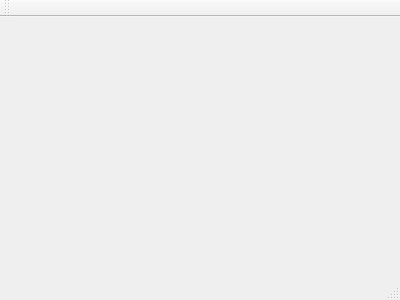
The window that mainwindow.ui (hoolheart/ZtSensTolr) describes before a commit, drawn with Qt 5.
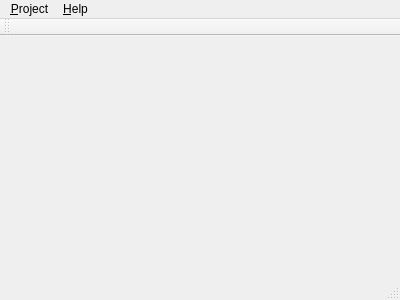
The same window after the commit.

What changed in the file:
```diff
--- a/mainwindow.ui
+++ b/mainwindow.ui
@@ -27,6 +27,26 @@
      <height>20</height>
     </rect>
    </property>
+   <widget class="QMenu" name="menuProject">
+    <property name="title">
+     <string>&amp;Project</string>
+    </property>
+    <addaction name="actionNew"/>
+    <addaction name="actionOpen"/>
+    <addaction name="actionSave"/>
+    <addaction name="actionSaveAs"/>
+    <addaction name="actionSave_copy_as"/>
+    <addaction name="separator"/>
+    <addaction name="actionQuit"/>
+   </widget>
+   <widget class="QMenu" name="menu_Help">
+    <property name="title">
+     <string>&amp;Help</string>
+    </property>
+    <addaction name="action_About"/>
+   </widget>
+   <addaction name="menuProject"/>
+   <addaction name="menu_Help"/>
   </widget>
   <widget class="QToolBar" name="mainToolBar">
    <attribute name="toolBarArea">
```
Left out of the diff: 56 changed lines with no effect on the pictures.
